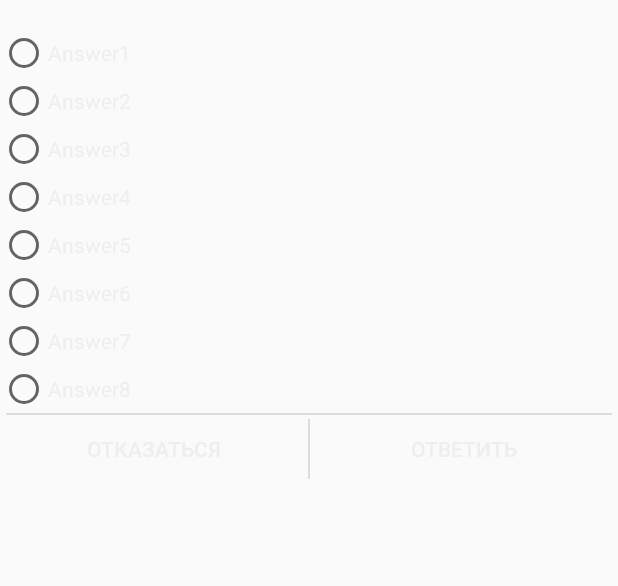
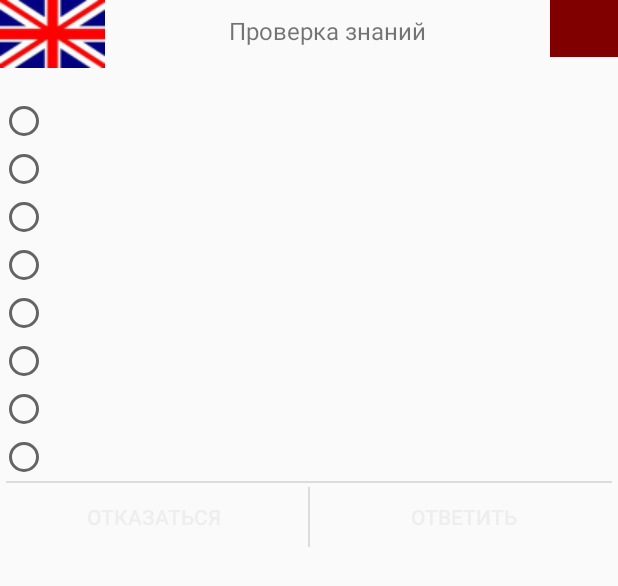
Before and after one commit to Olejek88/IAmClever, an Android app: the layout dialog_question.xml on its own in the app's theme, with its tools: preview values and no code run, on a phone screen of 412 x 824 dp. Shown: the top 586 px of the screen. Run offline under Robolectric (Android 15) with nearby library versions, the phone set to English and light mode, and no system bars.

Commit message:
add timer to exam change exam format - several questions change stats fragment fixed some bugs

```diff
--- a/app/src/main/AndroidManifest.xml
+++ b/app/src/main/AndroidManifest.xml
@@ -19,11 +19,6 @@
                 <category android:name="android.intent.category.LAUNCHER" />
             </intent-filter>
         </activity>
-        <activity
-            android:label="@string/app_name"
-            android:name=".QuestionDialog"
-            android:theme="@android:style/Theme.Dialog" >
-        </activity>
         <receiver android:name="ru.shtrm.iamclever.IBroadcastReciever">
             <intent-filter>
                 <action android:name="android.intent.action.BOOT_COMPLETED" />
--- a/app/src/main/java/ru/shtrm/iamclever/db/adapters/AnswersDBAdapter.java
+++ b/app/src/main/java/ru/shtrm/iamclever/db/adapters/AnswersDBAdapter.java
@@ -127,7 +127,7 @@ public class AnswersDBAdapter extends BaseDBAdapter {
      * <p>Добавляет/изменяет запись в таблице users</p>
      * @return long id столбца или -1 если не удалось добавить запись
      */
-    public long replaceItem(int profile, int level, int question, int correct, int incorrect, boolean update) {
+    public long replaceItem(int question, int profile, int level, int correct, int incorrect, boolean update) {
         long id;
         ContentValues values = new ContentValues();
         values.put(FIELD_QUESTION_NAME, question);
@@ -139,7 +139,6 @@ public class AnswersDBAdapter extends BaseDBAdapter {
             id = mDb.update(TABLE_NAME, values, FIELD_QUESTION_NAME + "=? AND " + FIELD_PROFILE_NAME + "=?", new String[] { String.valueOf(question), String.valueOf(profile)});
         else
             id  = mDb.replace(TABLE_NAME, null, values);
-
         return id;
     }
 
--- a/app/src/main/java/ru/shtrm/iamclever/db/tables/Stats.java
+++ b/app/src/main/java/ru/shtrm/iamclever/db/tables/Stats.java
@@ -53,7 +53,7 @@ public class Stats extends BaseTable {
     public int getQuestions_right() {
         return questions_right;
     }
-    public void setQuestions_right(int active) {
+    public void setQuestions_right(int questions_right) {
         this.questions_right = questions_right;
     }
 }
--- a/app/src/main/java/ru/shtrm/iamclever/fragments/FragmentNewWords.java
+++ b/app/src/main/java/ru/shtrm/iamclever/fragments/FragmentNewWords.java
@@ -88,7 +88,7 @@ public class FragmentNewWords extends Fragment implements View.OnClickListener {
             }
             tView.setText(getString(R.string.new_words_hello)+ " Язык: " + languagesDBAdapter.getNameByID(""+user.getLang1()));
 
-            for (int w_counter=0;w_counter<=MAX_WORDS;w_counter++) {
+            for (int w_counter=0;w_counter<MAX_WORDS;w_counter++) {
                 question = questionDBAdapter.getRandomQuestionByLangAndLevel(user.getLang1(), 1);
                 if (question != null) {
                     if (question.getAnswer2().length()>0)
--- a/app/src/main/res/layout/dialog_question.xml
+++ b/app/src/main/res/layout/dialog_question.xml
@@ -3,6 +3,39 @@
     android:layout_width="fill_parent"
     android:layout_height="fill_parent"
     android:orientation="vertical" >
+
+    <LinearLayout
+        android:layout_width="match_parent"
+        android:layout_height="45sp"
+        android:orientation="horizontal">
+
+        <ImageView android:id="@+id/lang_image"
+            android:layout_width="wrap_content"
+            android:drawablePadding="5dp"
+            android:contentDescription="@string/image_description"
+            android:layout_height="wrap_content"
+            android:src="@drawable/eng" />
+
+        <TextView
+            android:id="@+id/new_words_text_hello"
+            android:layout_width="0dip"
+            android:layout_height="wrap_content"
+            android:layout_weight="1"
+            android:gravity="center"
+            android:textSize="16sp"
+            android:paddingLeft="10sp"
+            android:paddingRight="10sp"
+            android:text="@string/new_words_hello"/>
+
+        <TextView
+            android:id="@+id/count_timer"
+            android:layout_width="45sp"
+            android:layout_height="wrap_content"
+            android:textSize="20sp"
+            android:textColor="@color/text_color"
+            android:background="@color/timer_color"
+            android:padding="5sp"/>
+    </LinearLayout>
 
     <RadioGroup
         android:id="@+id/radio"
@@ -23,57 +56,49 @@
             android:layout_width="wrap_content"
             android:layout_height="wrap_content"
             android:textSize="14sp"
-            android:textColor="@color/text_color"
-            android:text="Answer1" />
+            android:textColor="@color/text_color" />
         <RadioButton
             android:id="@+id/answer2"
             android:layout_width="wrap_content"
             android:layout_height="wrap_content"
             android:textSize="14sp"
-            android:textColor="@color/text_color"
-            android:text="Answer2" />
+            android:textColor="@color/text_color" />
         <RadioButton
             android:id="@+id/answer3"
             android:layout_width="wrap_content"
             android:layout_height="wrap_content"
             android:textSize="14sp"
-            android:textColor="@color/text_color"
-            android:text="Answer3" />
+            android:textColor="@color/text_color" />
         <RadioButton
             android:id="@+id/answer4"
             android:layout_width="wrap_content"
             android:layout_height="wrap_content"
             android:textSize="14sp"
-            android:textColor="@color/text_color"
-            android:text="Answer4" />
+            android:textColor="@color/text_color" />
         <RadioButton
             android:id="@+id/answer5"
             android:layout_width="wrap_content"
             android:layout_height="wrap_content"
             android:textSize="14sp"
-            android:textColor="@color/text_color"
-            android:text="Answer5" />
+            android:textColor="@color/text_color" />
         <RadioButton
             android:id="@+id/answer6"
             android:layout_width="wrap_content"
             android:layout_height="wrap_content"
             android:textSize="14sp"
-            android:textColor="@color/text_color"
-            android:text="Answer6" />
+            android:textColor="@color/text_color" />
         <RadioButton
             android:id="@+id/answer7"
             android:layout_width="wrap_content"
             android:layout_height="wrap_content"
             android:textSize="14sp"
-            android:textColor="@color/text_color"
-            android:text="Answer7" />
+            android:textColor="@color/text_color" />
         <RadioButton
             android:id="@+id/answer8"
             android:layout_width="wrap_content"
             android:layout_height="wrap_content"
             android:textSize="14sp"
-            android:textColor="@color/text_color"
-            android:text="Answer8" />
+            android:textColor="@color/text_color" />
     </RadioGroup>
 
     <RelativeLayout
--- a/app/src/main/res/values/colors.xml
+++ b/app/src/main/res/values/colors.xml
@@ -2,4 +2,5 @@
 <resources>
     <color name="text_color">#EEEEEE</color>
     <color name="colorSecondary">#EEEEEE</color>
+    <color name="timer_color">#800000</color>
 </resources>
--- a/app/src/main/res/values/strings.xml
+++ b/app/src/main/res/values/strings.xml
@@ -4,7 +4,7 @@
     <string name="welcome">Ваш профиль успешно создан/изменен. Теперь вы можете начать или продолжить обучение.</string>
     <string name="no_lang_selected">Не выбран доступный язык для обучения. Пожалуйста выберите язык в настройках программы.</string>
     <string name="next_lesson">Следующий урок через 30 минут</string>
-    <string name="new_words_hello">Новый урок!</string>
+    <string name="new_words_hello">Проверка знаний</string>
     <string name="new_words">Пожалуйста запомните новые слова и выражения.</string>
     <string name="image_description">Изображение</string>
     <string name="profile_add_name">Имя пользователя</string>
```
Also changed, not shown: app/src/main/java/ru/shtrm/iamclever/DrawerActivity.java (+17 -9 lines), app/src/main/java/ru/shtrm/iamclever/QuestionDialog.java (deleted, +0 -69 lines), app/src/main/java/ru/shtrm/iamclever/db/adapters/StatsDBAdapter.java (+9 -5 lines), app/src/main/java/ru/shtrm/iamclever/fragments/FragmentQuestion.java (+112 -34 lines), app/src/main/java/ru/shtrm/iamclever/fragments/FragmentUser.java (+58 -95 lines), app/src/main/res/layout/dialog_new_words.xml (+4 -3 lines), app/src/main/res/layout/fragment_profile.xml (+18 -60 lines).
